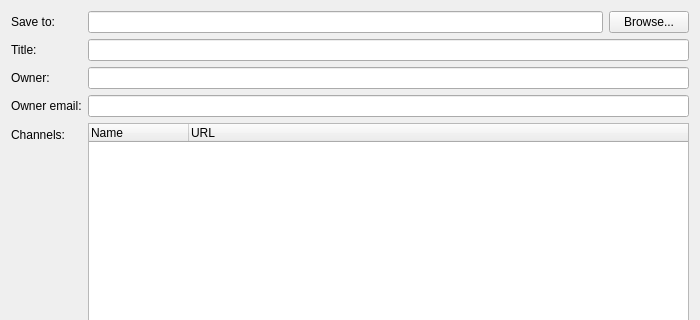
Old version of the form src/plugins/aggregator/components/importexport/feedsexportdialog.ui in the repository 0xd34df00d/leechcraft; both pictures show x 0 to 700 and y 0 to 320 of the 700 by 500 pixel window.
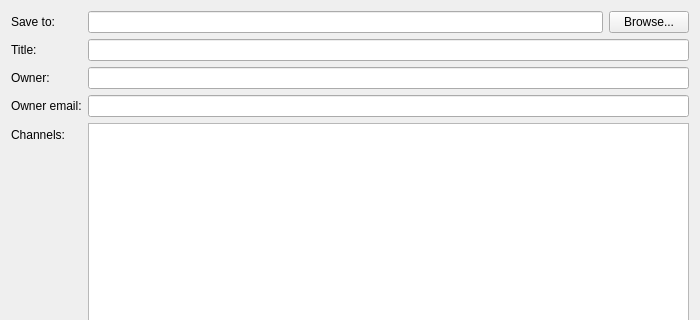
New version of the form. Icons and pictures are not drawn.

Commit message: [Aggregator] Use ItemsModel in FeedsExportDialog

Diff of the .ui file:
```diff
--- a/src/plugins/aggregator/components/importexport/feedsexportdialog.ui
+++ b/src/plugins/aggregator/components/importexport/feedsexportdialog.ui
@@ -87,20 +87,6 @@
      </property>
     </widget>
    </item>
-   <item row="4" column="1">
-    <widget class="QTreeWidget" name="Channels_">
-     <column>
-      <property name="text">
-       <string>Name</string>
-      </property>
-     </column>
-     <column>
-      <property name="text">
-       <string>URL</string>
-      </property>
-     </column>
-    </widget>
-   </item>
    <item row="5" column="1">
     <widget class="QDialogButtonBox" name="ButtonBox_">
      <property name="orientation">
@@ -111,6 +97,19 @@
      </property>
     </widget>
    </item>
+   <item row="4" column="1">
+    <widget class="QTreeView" name="Channels_">
+     <property name="rootIsDecorated">
+      <bool>false</bool>
+     </property>
+     <property name="uniformRowHeights">
+      <bool>true</bool>
+     </property>
+     <property name="itemsExpandable">
+      <bool>false</bool>
+     </property>
+    </widget>
+   </item>
   </layout>
  </widget>
  <resources/>
```
The commit also changes 2 other files.
